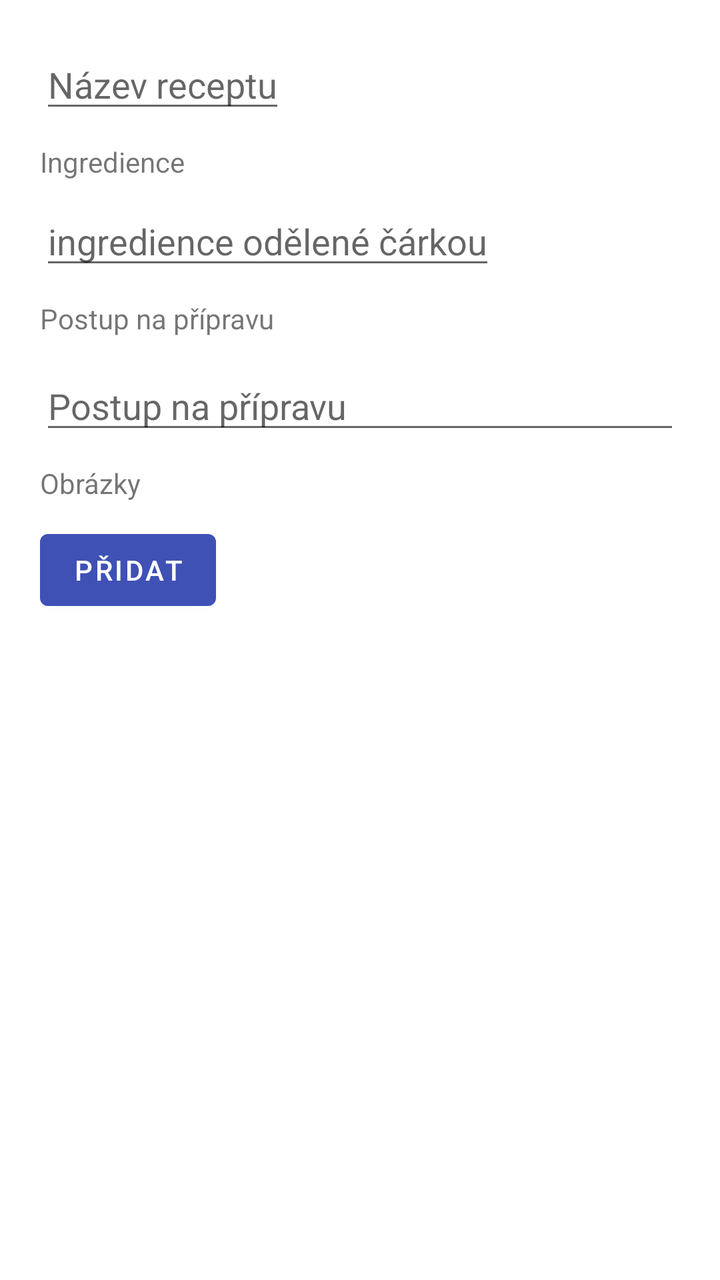
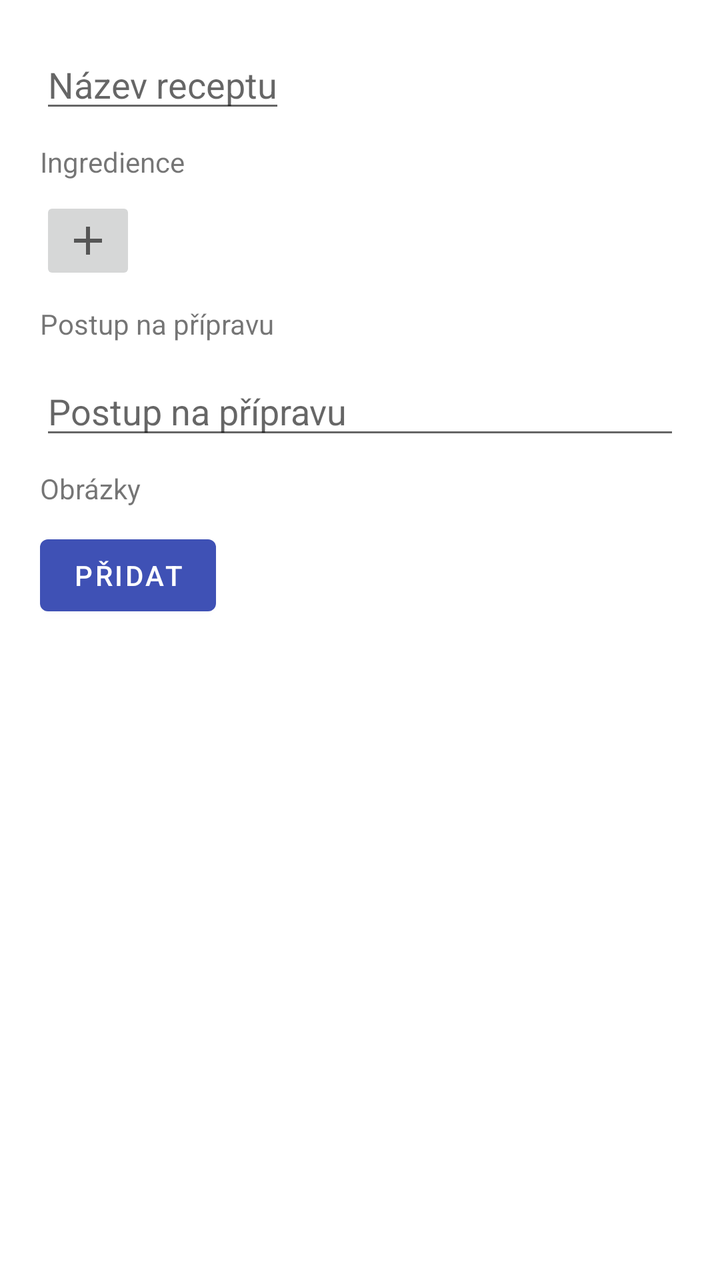

The first picture is an Android layout as it rendered before a commit; the second is the same layout after the commit. The layout source and the unified diff follow.
<!-- AndroidManifest.xml: application theme Theme.Recepty -->
<!-- res/layout/fragment_novy_recept.xml -->
<?xml version="1.0" encoding="utf-8"?>
<androidx.core.widget.NestedScrollView xmlns:android="http://schemas.android.com/apk/res/android"
    xmlns:app="http://schemas.android.com/apk/res-auto"
    xmlns:tools="http://schemas.android.com/tools"
    android:layout_width="match_parent"
    android:layout_height="match_parent"
    tools:context=".NovyRecept"
    tools:ignore="SpeakableTextPresentCheck">

    <LinearLayout
        android:id="@+id/linearLayout"
        android:layout_width="match_parent"
        android:layout_height="match_parent"
        android:orientation="vertical"
        android:padding="@dimen/layoutMargin">

        <EditText
            android:id="@+id/nazev_receptu"
            android:layout_width="wrap_content"
            android:layout_height="wrap_content"
            android:hint="@string/Nazev_receptu"
            android:inputType="text|textCapSentences" />

        <TextView
            android:id="@+id/textView5"
            android:layout_width="wrap_content"
            android:layout_height="wrap_content"
            android:layout_marginTop="10dp"
            android:layout_marginBottom="8dp"
            android:text="@string/ingredienceLabel" />

        <EditText
            android:id="@+id/ingredience_text"
            android:layout_width="wrap_content"
            android:layout_height="wrap_content"
            android:hint="@string/Ingredience"
            android:inputType="textMultiLine|textAutoComplete" />

        <TextView
            android:id="@+id/textView"
            android:layout_width="wrap_content"
            android:layout_height="wrap_content"
            android:layout_marginTop="10dp"
            android:layout_marginBottom="12dp"
            android:text="@string/Postup_pripravy" />

        <EditText
            android:id="@+id/postup_na_pripravu_text"
            android:layout_width="match_parent"
            android:layout_height="wrap_content"
            android:gravity="start|top"
            android:hint="@string/Postup_pripravy"
            android:inputType="textAutoCorrect|textMultiLine" />

        <TextView
            android:id="@+id/takePicture"
            android:layout_width="wrap_content"
            android:layout_height="wrap_content"
            android:layout_marginTop="10dp"
            android:text="@string/takePicture" />

        <Button
            android:id="@+id/takePictureBtn"
            android:layout_width="wrap_content"
            android:layout_height="wrap_content"
            android:layout_marginTop="10dp"
            android:text="@string/addFotoBtn" />

        

    </LinearLayout>
</androidx.core.widget.NestedScrollView>
<!-- resources referenced by this layout -->
<resources>
  <dimen name="layoutMargin">20dp</dimen>
  <string name="Ingredience">ingredience odělené čárkou</string>
  <string name="Nazev_receptu">Název receptu</string>
  <string name="Postup_pripravy">Postup na přípravu</string>
  <string name="addFotoBtn">Přidat</string>
  <string name="ingredienceLabel">Ingredience</string>
  <string name="takePicture">Obrázky</string>
  <style name="Theme.Recepty" parent="Theme.MaterialComponents.DayNight.DarkActionBar">
          
          <item name="colorPrimary">@color/purple_500</item>
          <item name="colorPrimaryVariant">@color/purple_700</item>
          <item name="colorOnPrimary">@color/white</item>
          
          <item name="colorSecondary">@color/teal_200</item>
          <item name="colorSecondaryVariant">@color/teal_700</item>   //cursor
          <item name="colorOnSecondary">@color/black</item>
          
          <item name="android:statusBarColor" tools:targetApi="l">?attr/colorPrimaryVariant</item>
          
          
      </style>
  <color name="purple_500">#3F51B5</color>
  <color name="purple_700">#226BD8</color>
  <color name="white">#FFFFFFFF</color>
  <color name="teal_200">#FF03DAC5</color>
  <color name="teal_700">#FF018786</color>
  <color name="black">#FF000000</color>
</resources>

<!-- the commit's change to res/layout/fragment_novy_recept.xml (unified diff, before → after) -->
@@ -29,12 +29,18 @@
             android:layout_marginBottom="8dp"
             android:text="@string/ingredienceLabel" />
 
-        <EditText
-            android:id="@+id/ingredience_text"
+
+        <LinearLayout
+            android:id="@+id/ingrLyout"
+            android:layout_width="match_parent"
+            android:layout_height="wrap_content"
+            android:orientation="vertical"></LinearLayout>
+
+        <ImageButton
+            android:id="@+id/addIngr"
             android:layout_width="wrap_content"
             android:layout_height="wrap_content"
-            android:hint="@string/Ingredience"
-            android:inputType="textMultiLine|textAutoComplete" />
+            android:src="@drawable/ic_novyrecept" />
 
         <TextView
             android:id="@+id/textView"
<!-- resource entries referenced after the edit -->
@@ -1,7 +1,17 @@
 <!-- resources referenced by this layout -->
 <resources>
   <dimen name="layoutMargin">20dp</dimen>
-  <string name="Ingredience">ingredience odělené čárkou</string>
+  <!-- drawable ic_novyrecept (drawable) -->
+  <vector xmlns:android="http://schemas.android.com/apk/res/android"
+      android:width="24dp"
+      android:height="24dp"
+      android:viewportWidth="24"
+      android:viewportHeight="24"
+      android:tint="?attr/colorControlNormal">
+    <path
+        android:fillColor="@android:color/white"
+        android:pathData="M19,13h-6v6h-2v-6H5v-2h6V5h2v6h6v2z"/>
+  </vector>
   <string name="Nazev_receptu">Název receptu</string>
   <string name="Postup_pripravy">Postup na přípravu</string>
   <string name="addFotoBtn">Přidat</string>
